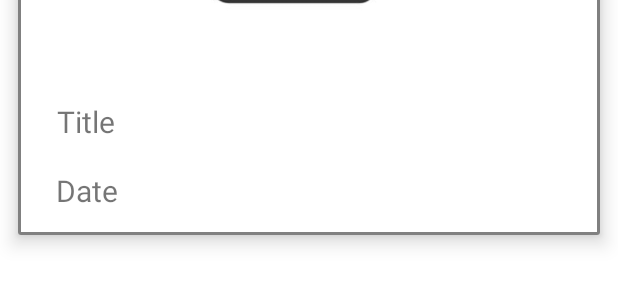
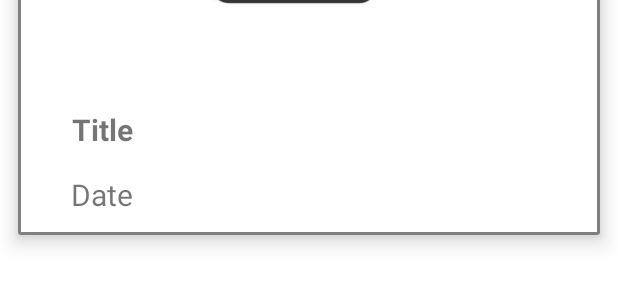
Before and after one commit to TeruhashiN/CNSC_News_and_Update, an Android app: the layout recycler_item_admin_announcement.xml on its own in the app's theme, with its tools: preview values and no code run, on a phone screen of 412 x 824 dp. Shown: the part 305-590 px from the top of the screen. Run offline under Robolectric (Android 15) with nearby library versions, the phone set to English and light mode, and no system bars.

```diff
--- a/app/src/main/java/com/bee/cnscnewsandupdate/uploading_data/Upload_announcement_news.java
+++ b/app/src/main/java/com/bee/cnscnewsandupdate/uploading_data/Upload_announcement_news.java
@@ -135,7 +135,7 @@ public class Upload_announcement_news extends AppCompatActivity {
         long timestamp = System.currentTimeMillis();
 
         // Store the data under the timestamp key
-        FirebaseDatabase.getInstance().getReference("Announcement News").child(String.valueOf(title + ": " + timestamp))
+        FirebaseDatabase.getInstance().getReference("Announcement News").child(String.valueOf(timestamp))
                 .setValue(dataClass).addOnCompleteListener(new OnCompleteListener<Void>() {
                     @Override
                     public void onComplete(@NonNull Task<Void> task) {
--- a/app/src/main/res/layout/recycler_item_admin_announcement.xml
+++ b/app/src/main/res/layout/recycler_item_admin_announcement.xml
@@ -31,47 +31,47 @@
             app:layout_constraintTop_toTopOf="parent"
             app:layout_constraintVertical_bias="0.125" />
 
+
         <TextView
             android:id="@+id/recTitle"
-            android:layout_width="87dp"
-            android:layout_height="27dp"
+            android:layout_width="324dp"
+            android:layout_height="23dp"
             android:text="Title"
+            android:textStyle="bold"
             android:textSize="20sp"
             app:layout_constraintBottom_toBottomOf="parent"
             app:layout_constraintEnd_toEndOf="parent"
-            app:layout_constraintHorizontal_bias="0.086"
+            app:layout_constraintHorizontal_bias="0.565"
             app:layout_constraintStart_toStartOf="parent"
             app:layout_constraintTop_toBottomOf="@+id/recImage"
-            app:layout_constraintVertical_bias="0.183" />
-
+            app:layout_constraintVertical_bias="0.24" />
 
         <TextView
             android:id="@+id/recDate"
-            android:layout_width="87dp"
-            android:layout_height="27dp"
-            android:layout_marginStart="24dp"
+            android:layout_width="325dp"
+            android:layout_height="22dp"
             android:text="Date"
             android:textSize="20sp"
             app:layout_constraintBottom_toBottomOf="parent"
-            app:layout_constraintEnd_toStartOf="@+id/recDesc"
-            app:layout_constraintHorizontal_bias="0.033"
+            app:layout_constraintEnd_toEndOf="parent"
+            app:layout_constraintHorizontal_bias="0.565"
             app:layout_constraintStart_toStartOf="parent"
             app:layout_constraintTop_toBottomOf="@+id/recTitle"
-            app:layout_constraintVertical_bias="0.542" />
+            app:layout_constraintVertical_bias="0.515" />
 
         <TextView
             android:id="@+id/recDesc"
             android:layout_width="140dp"
             android:layout_height="12dp"
+            android:maxLines="0"
             android:text="Description"
             android:textSize="8sp"
-            android:maxLines="0"
             app:layout_constraintBottom_toBottomOf="parent"
             app:layout_constraintEnd_toEndOf="parent"
-            app:layout_constraintHorizontal_bias="0.591"
+            app:layout_constraintHorizontal_bias="0.935"
             app:layout_constraintStart_toStartOf="parent"
             app:layout_constraintTop_toBottomOf="@+id/recImage"
-            app:layout_constraintVertical_bias="0.956" />
+            app:layout_constraintVertical_bias="0.967" />
 
 
     </androidx.constraintlayout.widget.ConstraintLayout>
```
